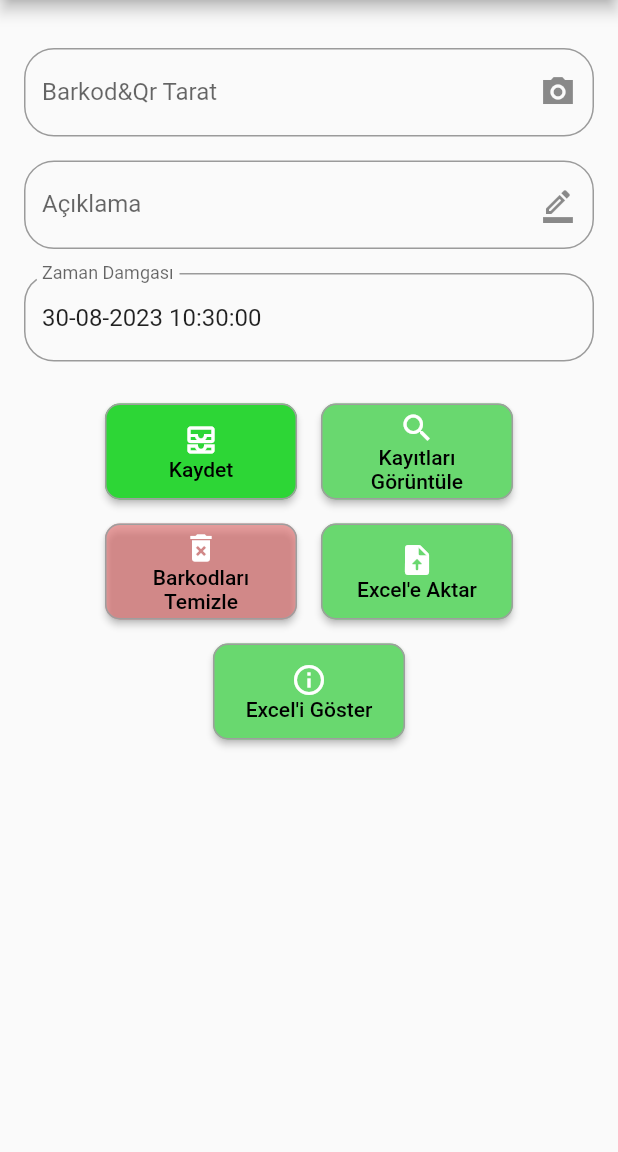
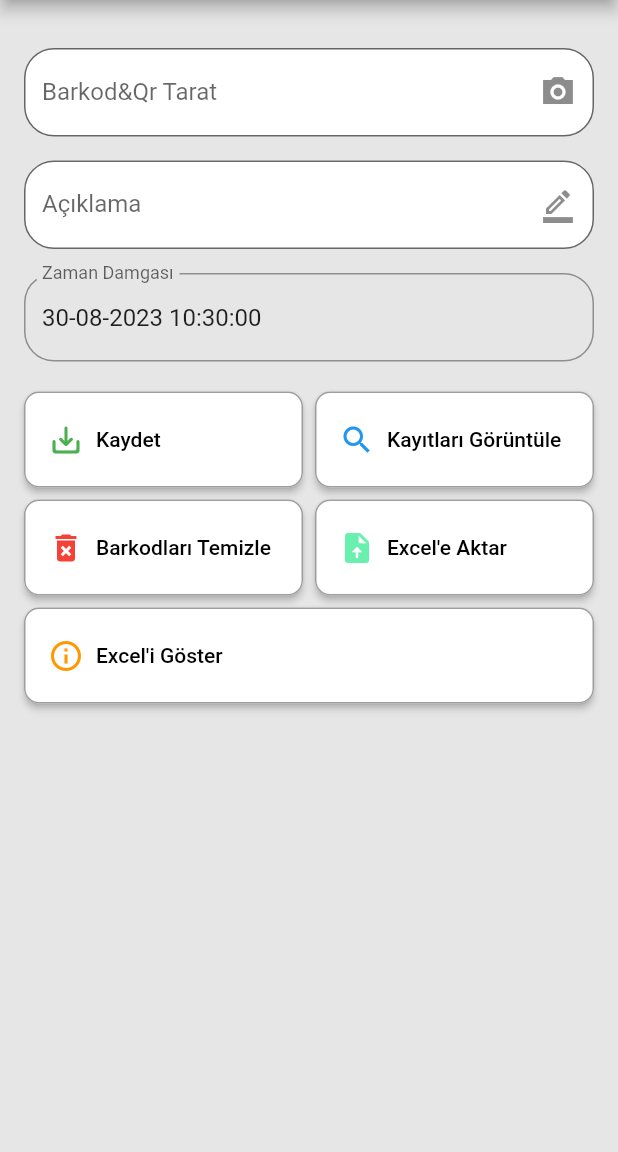
Before and after one commit to barisgrbz/scanxcel, a Flutter app: the screen it shows after launch, on a phone screen of 412 x 824 dp, the part 84-1236 px from its top. Run offline on Flutter 3.47's test engine with Material 2 defaults, Android fonts, the light colour scheme and no system bars; our stand-ins replace flutter_speed_dial, fluttertoast, permission_handler, share_plus, sqflite; missing offline and left inert: excel, flutter_barcode_scanner, open_file_plus; accounts and stored records are empty.

Commit message:
30.08.2023 12:27

```diff
--- a/lib/About.dart
+++ b/lib/About.dart
@@ -60,7 +60,8 @@ class AboutUsPage extends StatelessWidget {
             SizedBox(height: 8),
             ListTile(
               leading: Icon(Icons.check),
-              title: Text('Diyarbakırda ilk proje çalışmalarımız başladı, 2023'),
+              title:
+                  Text('Diyarbakırda ilk proje çalışmalarımız başladı, 2023'),
             ),
             ListTile(
               leading: Icon(Icons.check),
--- a/lib/main.dart
+++ b/lib/main.dart
@@ -108,8 +108,6 @@ class _MyHomePageState extends State<MyHomePage> {
     });
   }
 
-
-
   @override
   void initState() {
     super.initState();
@@ -127,6 +125,7 @@ class _MyHomePageState extends State<MyHomePage> {
   @override
   Widget build(BuildContext context) {
     return Scaffold(
+      backgroundColor: Color.fromARGB(255, 230, 230, 230),
       appBar: AppBar(
         backgroundColor: Colors.blueGrey,
         title: Center(
@@ -154,6 +153,8 @@ class _MyHomePageState extends State<MyHomePage> {
               TextField(
                 controller: barcodeController,
                 decoration: InputDecoration(
+                  fillColor: Colors.white,
+                  filled: true,
                   labelText: 'Barkod&Qr Tarat',
                   suffixIcon: IconButton(
                     icon: Icon(Icons.camera_alt_sharp),
@@ -168,6 +169,8 @@ class _MyHomePageState extends State<MyHomePage> {
               TextField(
                 controller: manualInputController,
                 decoration: InputDecoration(
+                  fillColor: Colors.white,
+                  filled: true,
                   labelText: 'Açıklama',
                   suffixIcon: IconButton(
                     icon: Icon(Icons.border_color_outlined),
@@ -190,21 +193,20 @@ class _MyHomePageState extends State<MyHomePage> {
               ),
               SizedBox(height: 20),
               Row(
-                  mainAxisAlignment: MainAxisAlignment.center,
+                  mainAxisAlignment: MainAxisAlignment.spaceEvenly,
                   children: <Widget>[
-                    Padding(
-                      padding: EdgeInsets.all(8.0),
+                    Expanded(
                       child: SquareButton(
-                        color: Color.fromARGB(255, 45, 214, 54),
+                        color: Colors.white,
                         onPressed: saveData,
                         buttonName: 'Kaydet',
-                        icon: Icon(Icons.all_inbox_outlined),
+                        icon: Icon(Icons.save_alt_rounded, color: Colors.green),
                       ),
                     ),
-                    Padding(
-                      padding: EdgeInsets.all(8.0),
+                    SizedBox(width: 8),
+                    Expanded(
                       child: SquareButton(
-                        color: Color.fromARGB(255, 105, 216, 111),
+                        color: Colors.white,
                         onPressed: () {
                           Navigator.push(
                             context,
@@ -212,42 +214,46 @@ class _MyHomePageState extends State<MyHomePage> {
                           );
                         },
                         buttonName: 'Kayıtları Görüntüle',
-                        icon: Icon(Icons.search_outlined),
+                        icon: Icon(Icons.search_outlined, color: Colors.blue),
                       ),
                     ),
                   ]),
+              SizedBox(height: 8),
+              Row(
+                  mainAxisAlignment: MainAxisAlignment.spaceBetween,
+                  children: <Widget>[
+                    Expanded(
+                      child: SquareButton(
+                        color: Colors.white,
+                        onPressed: clearDatabase,
+                        buttonName: 'Barkodları Temizle',
+                        icon: Icon(Icons.delete_forever, color: Colors.red),
+                      ),
+                    ),
+                    SizedBox(width: 8),
+                    Expanded(
+                      child: SquareButton(
+                        color: Colors.white,
+                        onPressed: exportToExcel,
+                        buttonName: 'Excel\'e Aktar',
+                        icon: Icon(Icons.upload_file_rounded,
+                            color: Colors.greenAccent),
+                      ),
+                    ),
+                  ]),
+              SizedBox(height: 8),
               Row(
                   mainAxisAlignment: MainAxisAlignment.center,
                   children: <Widget>[
-                    Padding(
-                      padding: EdgeInsets.all(8.0),
+                    Expanded(
                       child: SquareButton(
-                        color: Color.fromARGB(166, 224, 112, 112),
-                        onPressed: clearDatabase,
-                        buttonName: 'Barkodları Temizle',
-                        icon: Icon(Icons.delete_forever),
-                      ),
-                    ),
-                    Padding(
-                      padding: EdgeInsets.all(8.0),
-                      child: SquareButton(
-                        color: Color.fromARGB(255, 105, 216, 111),
-                        onPressed: exportToExcel,
-                        buttonName: 'Excel\'e Aktar',
-                        icon: Icon(Icons.upload_file_rounded),
-                      ),
-                    ),
-                  ]),
-              Row(
-                  mainAxisAlignment: MainAxisAlignment.center,
-                  children: <Widget>[
-                    Padding(
-                      padding: EdgeInsets.all(8.0),
-                      child: SquareButton(
-                        color: Color.fromARGB(255, 105, 216, 111),
+                        color: Colors.white,
                         onPressed: openExcelFile,
                         buttonName: 'Excel\'i Göster',
-                        icon: Icon(Icons.info_outline),
+                        icon: Icon(
+                          Icons.info_outline,
+                          color: Colors.orange,
+                        ),
                       ),
                     ),
                   ]),
@@ -366,14 +372,21 @@ class SquareButton extends StatelessWidget {
             borderRadius: BorderRadius.circular(10.0),
           ),
         ),
-        child: Column(
-          mainAxisAlignment: MainAxisAlignment.center,
+        child: Row(
+          mainAxisAlignment: MainAxisAlignment.start,
           children: [
-            if (icon != null) icon!,
+            if (icon != null)
+              Padding(
+                padding:
+                    EdgeInsets.only(right: 8), // Simge ile metin arasına boşluk
+                child: icon!,
+              ),
             Text(
               buttonName,
               style: TextStyle(color: Color.fromARGB(255, 0, 0, 0)),
               textAlign: TextAlign.center,
+              softWrap: true,
+              overflow: TextOverflow.fade,
             ),
           ],
         ),
```
Also changed, not shown: 1 other file.
